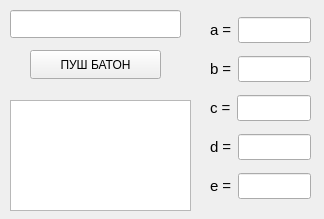
First picture: the form in Lab2/Lab2Task3/mainwindow.ui, repository petrzhal/cpp-labs, before the edit.
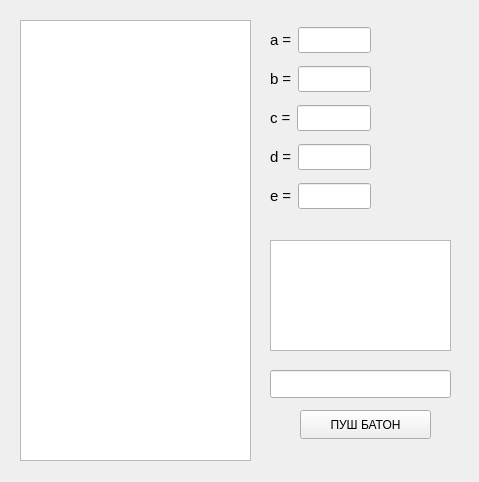
Second picture: the form after the edit.

Diff of the .ui file:
```diff
--- a/Lab2/Lab2Task3/mainwindow.ui
+++ b/Lab2/Lab2Task3/mainwindow.ui
@@ -6,8 +6,8 @@
    <rect>
     <x>0</x>
     <y>0</y>
-    <width>324</width>
-    <height>219</height>
+    <width>479</width>
+    <height>482</height>
    </rect>
   </property>
   <property name="windowTitle">
@@ -17,9 +17,9 @@
    <widget class="QLineEdit" name="lineEdit">
     <property name="geometry">
      <rect>
-      <x>10</x>
-      <y>10</y>
-      <width>171</width>
+      <x>270</x>
+      <y>370</y>
+      <width>181</width>
       <height>28</height>
      </rect>
     </property>
@@ -32,8 +32,8 @@
    <widget class="QPushButton" name="pushButton">
     <property name="geometry">
      <rect>
-      <x>30</x>
-      <y>50</y>
+      <x>300</x>
+      <y>410</y>
       <width>131</width>
       <height>29</height>
      </rect>
@@ -45,18 +45,18 @@
    <widget class="QTextBrowser" name="textBrowser">
     <property name="geometry">
      <rect>
-      <x>10</x>
-      <y>100</y>
+      <x>270</x>
+      <y>240</y>
       <width>181</width>
       <height>111</height>
      </rect>
     </property>
    </widget>
-   <widget class="QWidget" name="">
+   <widget class="QWidget" name="layoutWidget">
     <property name="geometry">
      <rect>
-      <x>210</x>
-      <y>10</y>
+      <x>270</x>
+      <y>20</y>
       <width>101</width>
       <height>200</height>
      </rect>
@@ -194,6 +194,16 @@
      </item>
     </layout>
    </widget>
+   <widget class="QListWidget" name="listWidget">
+    <property name="geometry">
+     <rect>
+      <x>20</x>
+      <y>20</y>
+      <width>231</width>
+      <height>441</height>
+     </rect>
+    </property>
+   </widget>
   </widget>
  </widget>
  <resources/>
```
